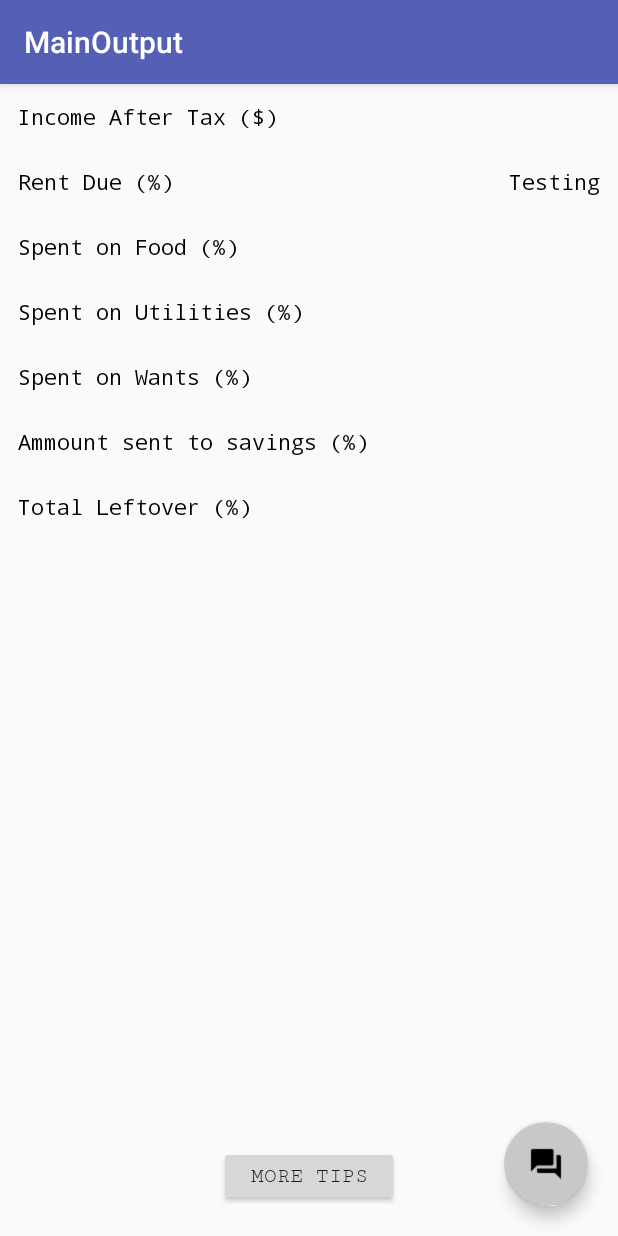
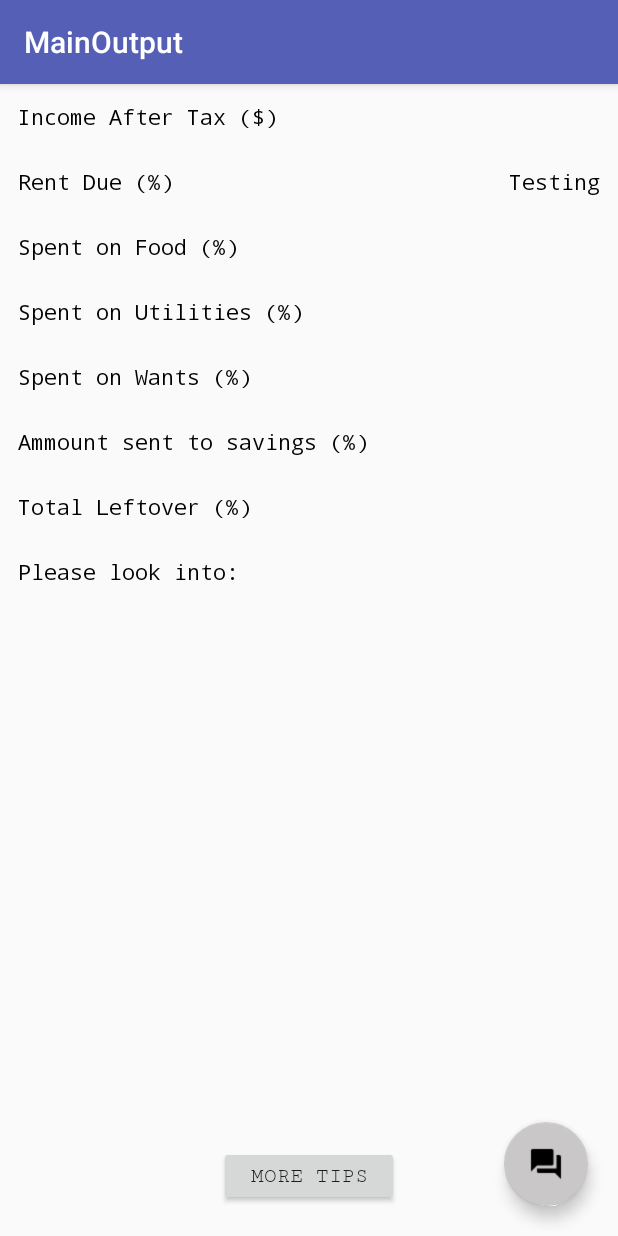
Before and after one commit to ljz3/HackathonV2, an Android app: the MainOutput screen opened directly, with no data from a screen before it, on a phone screen of 412 x 824 dp. Run offline under Robolectric (Android 15) with nearby library versions, the phone set to English and light mode, and no system bars; 2 statements that could not run were skipped.

Commit message:
Implemented Personalized tips

```diff
--- a/app/src/main/java/tech/budgetforthemasses/budgetforthemasses/MainContent.java
+++ b/app/src/main/java/tech/budgetforthemasses/budgetforthemasses/MainContent.java
@@ -35,19 +35,19 @@ public class MainContent extends AppCompatActivity {
 
                 double income = Integer.parseInt(income_edit.getText().toString());
                 if (time_frame.isChecked()) {
-                    income = income * 12/13;
+                    income = income * 12 / 13;
                 }
                 double yearlyIncome = income * 13;
-                if(yearlyIncome < 48535){
-                    income = ((float)income)/(1.15+0.0505);
-                }else if(yearlyIncome < 97069){
-                    income = 3733/(1.15+0.0505) + 3733/(1.205+0.0915);
-                }else if(yearlyIncome < 150473){
-                    income = 3733/(1.15+0.0505) + 3733/(1.205+0.0915) + 4108/(1.26+0.1116);
-                }else if(yearlyIncome <214368){
-                    income = 3733/(1.15+0.0505) + 3733/(1.205+0.0915) + 4108/(1.26+0.1116) + 4915/(1.29+0.1216);
-                }else{
-                    income = 3733/(1.15+0.0505) + 3733/(1.205+0.0915) + 4108/(1.26+0.1116) + 4915/(1.29+0.1216) + (yearlyIncome/13-16489)/(1.33+0.1316);
+                if (yearlyIncome < 48535) {
+                    income = ((float) income) / (1.15 + 0.0505);
+                } else if (yearlyIncome < 97069) {
+                    income = 3733 / (1.15 + 0.0505) + 3733 / (1.205 + 0.0915);
+                } else if (yearlyIncome < 150473) {
+                    income = 3733 / (1.15 + 0.0505) + 3733 / (1.205 + 0.0915) + 4108 / (1.26 + 0.1116);
+                } else if (yearlyIncome < 214368) {
+                    income = 3733 / (1.15 + 0.0505) + 3733 / (1.205 + 0.0915) + 4108 / (1.26 + 0.1116) + 4915 / (1.29 + 0.1216);
+                } else {
+                    income = 3733 / (1.15 + 0.0505) + 3733 / (1.205 + 0.0915) + 4108 / (1.26 + 0.1116) + 4915 / (1.29 + 0.1216) + (yearlyIncome / 13 - 16489) / (1.33 + 0.1316);
                 }
 
                 int rent = Integer.parseInt(rent_edit.getText().toString());
@@ -74,10 +74,22 @@ public class MainContent extends AppCompatActivity {
                 float percent_saved = ((float) savings / (float) income) * 100;
                 float percent_leftover = ((float) leftover / (float) income) * 100;
 
-                boolean rentingTip = percent_rent<30;
 
+                boolean rentingTip = percent_rent < 30;
+                boolean foodTip = percent_food < 9;
+                boolean savedTip = percent_saved < 10;
 
+                String tips = "";
+                if (!rentingTip) {
+                    tips = tips + "- You spend more than 30% of your income on housing, it is worthwhile looking for somewhere cheaper to live.\n\n";
+                }
+                if (!foodTip) {
+                    tips = tips + "- You spend more than 10% of your income on food, it is recommended that you learn how to cook and you should eat out less.\n\n";
 
+                }
+                if (!savedTip) {
+                    tips = tips + "- You put more than 10% of your income in the bank, you should start looking into investing your money.\n\n";
+                }
 
 
                 Intent intent = new Intent(MainContent.this, MainOutput.class);
@@ -88,6 +100,8 @@ public class MainContent extends AppCompatActivity {
                 intent.putExtra("saved", percent_saved + "");
                 intent.putExtra("leftover", percent_leftover + "");
                 intent.putExtra("income", income + "");
+                intent.putExtra("tips", tips);
+
                 startActivity(intent);
 
 
--- a/app/src/main/java/tech/budgetforthemasses/budgetforthemasses/MainOutput.java
+++ b/app/src/main/java/tech/budgetforthemasses/budgetforthemasses/MainOutput.java
@@ -38,6 +38,8 @@ public class MainOutput extends AppCompatActivity {
         String saved = i.getStringExtra("saved");
         String leftover = i.getStringExtra("leftover");
         String income = i.getStringExtra("income");
+        String tips = i.getStringExtra("tips");
+
         Long formated = Math.round(Double.parseDouble(rent)*100);
 
         TextView textboxResult = (TextView) (findViewById(R.id.rent_result));
@@ -54,6 +56,8 @@ public class MainOutput extends AppCompatActivity {
         textboxLeftover.setText(leftover);
         TextView textboxSavings = (TextView) (findViewById(R.id.saving_result));
         textboxSavings.setText(saved);
+        TextView textboxTips = (TextView) (findViewById(R.id.tips));
+        textboxTips.setText(tips);
 
         Button open_button = (Button) findViewById(R.id.MoreTips);
         open_button.setOnClickListener(new View.OnClickListener() {
--- a/app/src/main/res/layout/content_output.xml
+++ b/app/src/main/res/layout/content_output.xml
@@ -58,7 +58,6 @@
                         android:layout_height="wrap_content"
                         android:fontFamily="monospace"
                         android:gravity="end"
-                        android:inputType="number"
                         android:paddingLeft="@dimen/edit_field_margin"
                         android:text="Testing"
                         android:textAlignment="viewEnd"
@@ -88,7 +87,6 @@
                         android:layout_height="wrap_content"
                         android:fontFamily="monospace"
                         android:gravity="end"
-                        android:inputType="number"
                         android:paddingLeft="@dimen/edit_field_margin"
                         android:text="Testing"
                         android:textAlignment="viewEnd"
@@ -118,7 +116,6 @@
                         android:layout_height="wrap_content"
                         android:fontFamily="monospace"
                         android:gravity="end"
-                        android:inputType="number"
                         android:paddingLeft="@dimen/edit_field_margin"
                         android:text="Testing"
                         android:textAlignment="viewEnd"
@@ -148,7 +145,6 @@
                         android:layout_height="wrap_content"
                         android:fontFamily="monospace"
                         android:gravity="end"
-                        android:inputType="number"
                         android:paddingLeft="@dimen/edit_field_margin"
                         android:text="Testing"
                         android:textAlignment="viewEnd"
@@ -178,7 +174,6 @@
                         android:layout_height="wrap_content"
                         android:fontFamily="monospace"
                         android:gravity="end"
-                        android:inputType="number"
                         android:paddingLeft="@dimen/edit_field_margin"
                         android:text="Testing"
                         android:textAlignment="viewEnd"
@@ -208,7 +203,6 @@
                         android:layout_height="wrap_content"
                         android:fontFamily="monospace"
                         android:gravity="end"
-                        android:inputType="number"
                         android:paddingLeft="@dimen/edit_field_margin"
                         android:text="Testing"
                         android:textAlignment="viewEnd"
@@ -238,13 +232,32 @@
                         android:layout_height="wrap_content"
                         android:fontFamily="monospace"
                         android:gravity="end"
-                        android:inputType="number"
                         android:paddingLeft="@dimen/edit_field_margin"
                         android:text="Testing"
                         android:textAlignment="viewEnd"
                         android:textColor="@color/textColor"
                         android:textSize="14sp" />
                 </LinearLayout>
+                <TextView
+                    android:layout_width="match_parent"
+                    android:layout_height="wrap_content"
+                    android:fontFamily="monospace"
+                    android:text="Please look into:"
+                    android:textColor="@color/textColor"
+                    android:textSize="14sp"
+                    android:layout_margin="@dimen/edit_field_margin"
+
+                    />
+                <TextView
+                    android:id="@+id/tips"
+                    android:layout_width="match_parent"
+                    android:layout_height="wrap_content"
+                    android:fontFamily="monospace"
+                    android:text="Tips"
+                    android:textColor="@color/textColor"
+                    android:textSize="14sp"
+                    android:layout_marginLeft="32dp"
+                    />
 
             </LinearLayout>
         </ScrollView>
```
